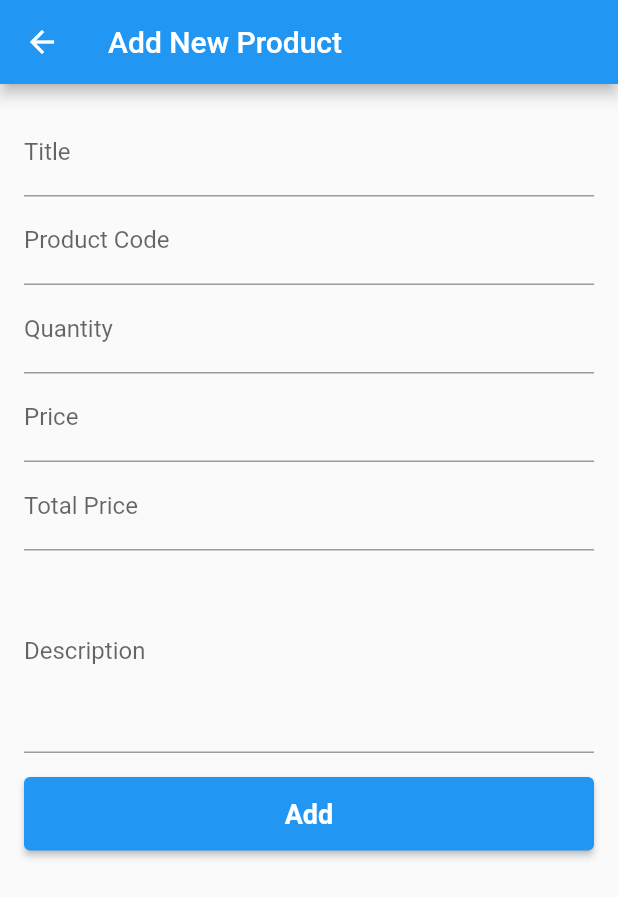
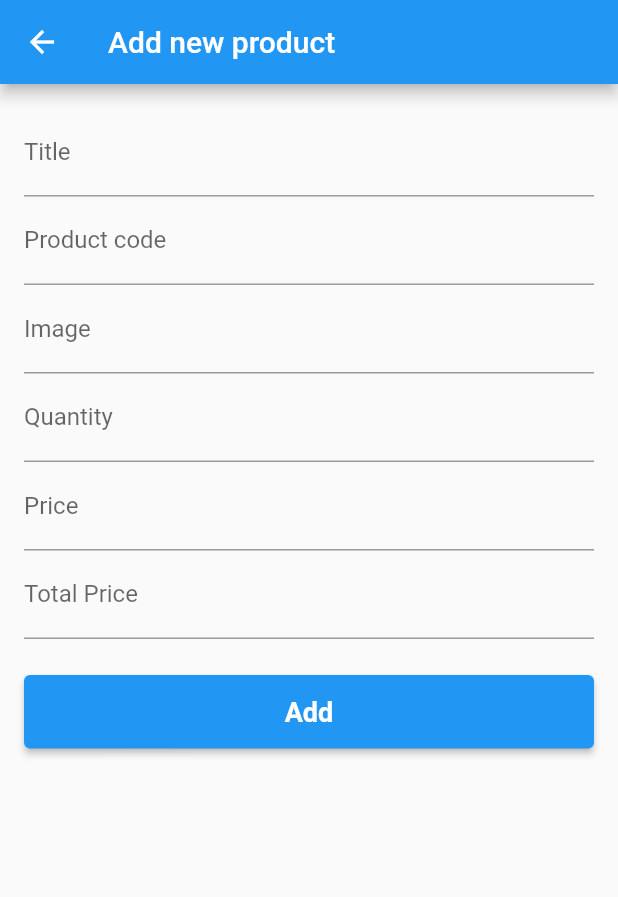
Before and after one commit to flucloxin500/Ostad_Batch_04, a Flutter app: the screen it shows after launch, after a tap on the "add" icon, on a phone screen of 412 x 824 dp. Shown: the top 897 px of the screen. Run offline on Flutter 3.47's test engine with Material 2 defaults, Android fonts, the phone set to English and light mode, and no system bars; network calls fail.

```diff
--- a/lib/main.dart
+++ b/lib/main.dart
@@ -1,8 +1,8 @@
 import 'package:flutter/material.dart';
 import 'package:flutter_project/screens/product_list_screen.dart';
 
-void main (){
-  runApp(CrudApp());
+void main() {
+  runApp(const CrudApp());
 }
 
 class CrudApp extends StatelessWidget {
@@ -10,7 +10,7 @@ class CrudApp extends StatelessWidget {
 
   @override
   Widget build(BuildContext context) {
-    return MaterialApp(
+    return const MaterialApp(
       home: ProductListScreen(),
     );
   }
--- a/lib/screens/add_new_product_screen.dart
+++ b/lib/screens/add_new_product_screen.dart
@@ -1,91 +1,250 @@
+import 'dart:convert';
+
 import 'package:flutter/material.dart';
+import 'package:flutter_project/screens/product.dart';
+import 'package:http/http.dart';
 
 class AddNewProductScreen extends StatefulWidget {
-  const AddNewProductScreen({super.key});
+  final Product? product;
+  const AddNewProductScreen({super.key, this.product});
 
   @override
   State<AddNewProductScreen> createState() => _AddNewProductScreenState();
 }
 
 class _AddNewProductScreenState extends State<AddNewProductScreen> {
-
   final TextEditingController _titleTEController = TextEditingController();
+  final TextEditingController _imageTEController = TextEditingController();
   final TextEditingController _productCodeTEController = TextEditingController();
   final TextEditingController _quantityTEController = TextEditingController();
   final TextEditingController _priceTEController = TextEditingController();
   final TextEditingController _totalPriceTEController = TextEditingController();
   final TextEditingController _descriptionTEController = TextEditingController();
 
+  final GlobalKey<FormState> _formKey = GlobalKey<FormState>();
 
+  bool addInProgress = false;
+
+  Future<void> addNewProduct() async {
+    addInProgress = true;
+    setState(() {});
+    final Map<String, String> inputMap = {
+      "Img": _imageTEController.text.trim(),
+      "ProductCode": _productCodeTEController.text.trim(),
+      "ProductName": _titleTEController.text.trim(),
+      "Qty": _quantityTEController.text.trim(),
+      "TotalPrice": _totalPriceTEController.text.trim(),
+      "UnitPrice": _priceTEController.text.trim(),
+    };
+
+    print(inputMap);
+
+    final Response response = await post(
+        Uri.parse('https://crud.teamrabbil.com/api/v1/CreateProduct'),
+        headers: {
+          'Content-Type' : 'application/json',
+        },
+        body: jsonEncode(inputMap)
+    );
+    print(response.request?.url);
+    print(response.statusCode);
+    if (response.statusCode == 200) {
+      _priceTEController.clear();
+      _titleTEController.clear();
+      _imageTEController.clear();
+      _quantityTEController.clear();
+      _totalPriceTEController.clear();
+      _productCodeTEController.clear();
+      ScaffoldMessenger.of(context).showSnackBar(
+        SnackBar(
+          content: Text('Product has been added'),
+        ),
+      );
+    } else if (response.statusCode == 400) {
+      ScaffoldMessenger.of(context).showSnackBar(
+        SnackBar(
+          content: Text('Product code should be unique'),
+        ),
+      );
+    }
+    addInProgress = false;
+    setState(() {});
+  }
+
+  Future<void> updateProduct() async {
+    addInProgress = true;
+    setState(() {});
+    final Product product = Product(
+      '',
+      _titleTEController.text.trim(),
+      _productCodeTEController.text.trim(),
+      _imageTEController.text.trim(),
+      _priceTEController.text.trim(),
+      _quantityTEController.text.trim(),
+      _totalPriceTEController.text.trim(),
+    );
+    // final Map<String, String> inputMap = {
+    //   "Img": _imageTEController.text.trim(),
+    //   "ProductCode": _productCodeTEController.text.trim(),
+    //   "ProductName": _titleTEController.text.trim(),
+    //   "Qty": _quantityTEController.text.trim(),
+    //   "TotalPrice": _totalPriceTEController.text.trim(),
+    //   "UnitPrice": _priceTEController.text.trim(),
+    // };
+
+    // print(inputMap);
+
+    final Response response = await post(
+        Uri.parse('https://crud.teamrabbil.com/api/v1/UpdateProduct/${widget.product!.id}'),
+        headers: {
+          'Content-Type' : 'application/json',
+        },
+        body: jsonEncode(product.toJson())
+    );
+    print(response.request?.url);
+    print(response.statusCode);
+    if (response.statusCode == 200) {
+      _priceTEController.clear();
+      _titleTEController.clear();
+      _imageTEController.clear();
+      _quantityTEController.clear();
+      _totalPriceTEController.clear();
+      _productCodeTEController.clear();
+      ScaffoldMessenger.of(context).showSnackBar(
+        SnackBar(
+          content: Text('Product has been updated'),
+        ),
+      );
+    } else if (response.statusCode == 400) {
+      ScaffoldMessenger.of(context).showSnackBar(
+        SnackBar(
+          content: Text('Product code should be unique'),
+        ),
+      );
+    }
+    addInProgress = false;
+    setState(() {});
+  }
+
+  @override
+  void initState() {
+    if (widget.product != null) {
+      _titleTEController.text = widget.product!.productName;
+      _productCodeTEController.text = widget.product!.productCode;
+      _imageTEController.text = widget.product!.image;
+      _quantityTEController.text = widget.product!.quantity;
+      _priceTEController.text = widget.product!.unitPRice;
+      _totalPriceTEController.text = widget.product!.totalPRice;
+    }
+    super.initState();
+  }
 
   @override
   Widget build(BuildContext context) {
     return Scaffold(
       appBar: AppBar(
-        title: Text('Add New Product'),
+        title: const Text('Add new product'),
       ),
       body: SingleChildScrollView(
         child: Padding(
           padding: const EdgeInsets.all(16.0),
+          child: Form(
+            key: _formKey,
             child: Column(
               children: [
                 TextFormField(
                   controller: _titleTEController,
-                decoration: InputDecoration(
-                    label: Text('Title'), hintText: 'Enter product title'),
+                  decoration: const InputDecoration(
+                    label: Text('Title'),
+                    hintText: 'Enter product title',
+                  ),
+                  validator: isValidate,
                 ),
                 TextFormField(
                   controller: _productCodeTEController,
-                decoration: InputDecoration(
-                    label: Text('Product Code'),
-                    hintText: 'Enter product code'),
+                  decoration: const InputDecoration(
+                    label: Text('Product code'),
+                    hintText: 'Enter product code',
+                  ),
+                  validator: isValidate,
+                ),
+                TextFormField(
+                  controller: _imageTEController,
+                  decoration: const InputDecoration(
+                    label: Text('Image'),
+                    hintText: 'Enter image',
+                  ),
+                  validator: isValidate,
                 ),
                 TextFormField(
                   controller: _quantityTEController,
-                decoration: InputDecoration(
-                    label: Text('Quantity'), hintText: 'Enter quantity title'),
+                  decoration: const InputDecoration(
+                    label: Text('Quantity'),
+                    hintText: 'Enter quantity title',
+                  ),
+                  validator: isValidate,
                 ),
                 TextFormField(
                   controller: _priceTEController,
                   keyboardType: TextInputType.number,
-                decoration: InputDecoration(
-                    label: Text('Price'), hintText: 'Enter product price'),
+                  decoration: const InputDecoration(
+                    label: Text('Price'),
+                    hintText: 'Enter product price',
+                  ),
+                  validator: isValidate,
                 ),
                 TextFormField(
                   controller: _totalPriceTEController,
-                decoration: InputDecoration(
+                  keyboardType: TextInputType.number,
+                  decoration: const InputDecoration(
                     label: Text('Total Price'),
-                    hintText: 'Enter product total price'),
+                    hintText: 'Enter product total price',
                   ),
-              TextFormField(
-                controller: _descriptionTEController,
-                maxLines: 5,
-                decoration: InputDecoration(
-                    label: Text('Description'),
-                    hintText: 'Enter product title'),
+                  validator: isValidate,
                 ),
                 const SizedBox(
-                height: 16,
+                  height: 24,
                 ),
                 SizedBox(
                   width: double.infinity,
-                child: ElevatedButton(
+                  child: addInProgress
+                      ? const Center(
+                    child: CircularProgressIndicator(),
+                  )
+                      : ElevatedButton(
                     style: ElevatedButton.styleFrom(
-                    padding: EdgeInsets.symmetric(vertical: 14),
-                    textStyle: TextStyle(
+                        padding: const EdgeInsets.symmetric(vertical: 14),
+                        textStyle: const TextStyle(
                           fontSize: 18,
                           fontWeight: FontWeight.w600,
+                        )),
+                    onPressed: () {
+                      if (_formKey.currentState!.validate()) {
+                        if (widget.product == null) {
+                          addNewProduct();
+                        } else {
+                          updateProduct();
+                        }
+                      }
+                    },
+                    child: widget.product != null
+                        ? const Text('Update')
+                        : const Text('Add'),
                   ),
-                  ),
-                  onPressed: () {},
-                  child: const Text('Add'),
-                ),
-              ),
+                )
               ],
             ),
           ),
         ),
+      ),
     );
+  }
+
+  String? isValidate(String? value) {
+    if (value?.trim().isNotEmpty ?? false) {
+      return null;
+    }
+    return 'Enter valid value';
   }
 
   @override
--- /dev/null
+++ b/lib/screens/product.dart
@@ -0,0 +1,43 @@
+class Product {
+  final String id;
+  final String productName;
+  final String productCode;
+  final String image;
+  final String unitPRice;
+  final String quantity;
+  final String totalPRice;
+
+  Product(
+      this.id,
+      this.productName,
+      this.productCode,
+      this.image,
+      this.unitPRice,
+      this.quantity,
+      this.totalPRice,
+      );
+
+  factory Product.fromJson(Map<String, dynamic> productJson) {
+    return Product(
+      productJson['_id'],
+      productJson['ProductName'] ?? '',
+      productJson['ProductCode']  ?? '',
+      productJson['Img']  ?? '',
+      productJson['UnitPrice']  ?? '',
+      productJson['Qty'] ?? '',
+      productJson['TotalPrice'] ?? '',
+    );
+  }
+
+  Map<String, dynamic> toJson() {
+    return {
+      '_id' : id,
+      'ProductName' : productName,
+      'ProductCode' : productCode,
+      'Img' : id,
+      'UnitPrice' : id,
+      'Qty' : id,
+      'TotalPrice' : id,
+    };
+  }
+}
--- a/lib/screens/product_list_screen.dart
+++ b/lib/screens/product_list_screen.dart
@@ -1,9 +1,11 @@
 import 'dart:convert';
-
 import 'package:flutter/material.dart';
-import 'package:flutter_project/screens/add_new_product_screen.dart';
+import 'package:flutter_project/screens/product.dart';
 import 'package:http/http.dart';
 import '../widgets/product_item.dart';
+import 'add_new_product_screen.dart';
+
+// ExpansionTile
 
 class ProductListScreen extends StatefulWidget {
   const ProductListScreen({super.key});
@@ -23,43 +25,47 @@ class _ProductListScreenState extends State<ProductListScreen> {
   }
 
   void getProductList() async {
+    productList.clear();
     inProgress = true;
     setState(() {});
     Response response = await get(
       Uri.parse('https://crud.teamrabbil.com/api/v1/ReadProduct'),
     );
-    print(response.statusCode);
-    print(response.body);
-
     if (response.statusCode == 200) {
       final Map<String, dynamic> responseData = jsonDecode(response.body);
       if (responseData['status'] == 'success') {
         for (Map<String, dynamic> productJson in responseData['data']) {
-          productList.add(Product(
-            productJson['_id'],
-            productJson['_ProductName'],
-            productJson['_ProductCode'],
-            productJson['_UnitPrice'],
-            productJson['_Qty'],
-            productJson['_TotalPrice'],
-          ));
+          productList.add(Product.fromJson(productJson));
         }
       }
     }
     inProgress = false;
-    print(productList.length);
     setState(() {});
+  }
+
+  void deleteProduct(String productId) async {
+    inProgress = true;
+    setState(() {});
+    Response response = await get(
+      Uri.parse('https://crud.teamrabbil.com/api/v1/DeleteProduct/$productId'),
+    );
+    if (response.statusCode == 200) {
+      getProductList();
+    } else {
+      inProgress = false;
+      setState(() {});
+    }
   }
 
   @override
   Widget build(BuildContext context) {
     return Scaffold(
       appBar: AppBar(
-        title: Text('Product List'),
+        title: const Text('Product list'),
         actions: [
           IconButton(onPressed: (){
             getProductList();
-          }, icon: const Icon(Icons.refresh),),
+          }, icon: const Icon(Icons.refresh)),
         ],
       ),
       floatingActionButton: FloatingActionButton(
@@ -67,13 +73,18 @@ class _ProductListScreenState extends State<ProductListScreen> {
           Navigator.push(
             context,
             MaterialPageRoute(
-                builder: (context) => const AddNewProductScreen()),
+              builder: (context) => const AddNewProductScreen(),
+            ),
           );
         },
-        child: Icon(Icons.add),
+        child: const Icon(Icons.add),
       ),
-      body: inProgress
-          ? Center(
+      body: RefreshIndicator(
+        onRefresh: () async {
+          getProductList();
+        },
+        child: inProgress
+            ? const Center(
           child: CircularProgressIndicator(),
         )
             : ListView.separated(
@@ -81,28 +92,14 @@ class _ProductListScreenState extends State<ProductListScreen> {
           itemBuilder: (context, index) {
             return ProductItem(
               product: productList[index],
+              onPressDelete: (String productId) {
+                deleteProduct(productId);
+              },
             );
           },
-              separatorBuilder: (_, __) => Divider(),
+          separatorBuilder: (_, __) => const Divider(),
+        ),
       ),
     );
   }
 }
-
-class Product {
-  final String id;
-  final String productName;
-  final String productCode;
-  final String unitPrice;
-  final String quantity;
-  final String totalPrice;
-
-  Product(
-    this.id,
-    this.productName,
-    this.productCode,
-    this.unitPrice,
-    this.quantity,
-    this.totalPrice,
-  );
-}
```
Also changed, not shown: lib/widgets/product_item.dart (+37 -36 lines). Lines whose indentation alone changed are shown as unchanged.
